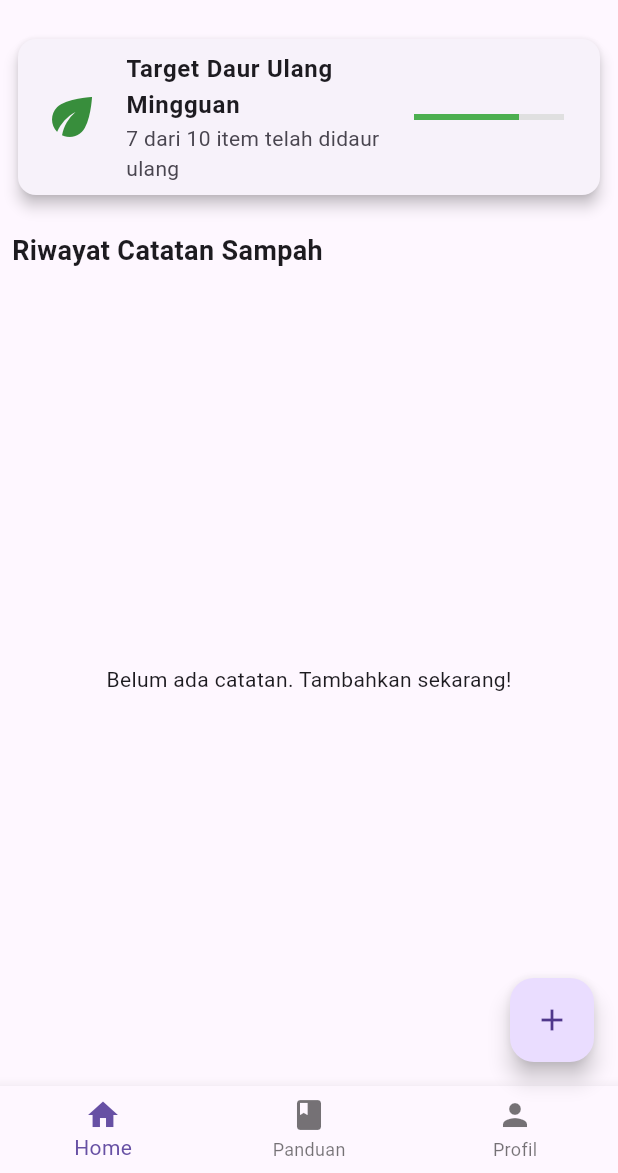
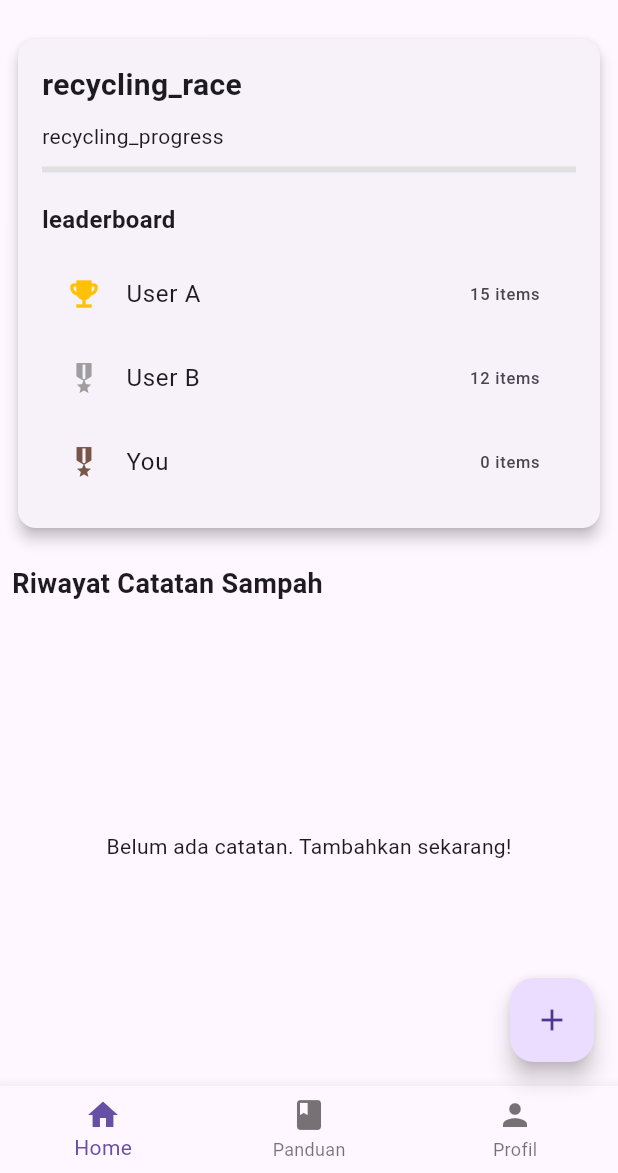
Before and after one commit to JoshvinSu/231110317_JoshvinSu_Remedial-Semester, a Flutter app: the screen it shows after launch, on a phone screen of 412 x 824 dp, the part 63-1236 px from its top. Run offline on Flutter 3.47's test engine with Material 3 defaults, Android fonts, the phone set to English and light mode, and no system bars; our stand-ins replace get, image_picker.

Commit message:
menambahkan fitur leaderboard di halaman home

```diff
--- a/ecosort/lib/screens/home_screen.dart
+++ b/ecosort/lib/screens/home_screen.dart
@@ -4,6 +4,7 @@ import 'package:ecosort/screens/guide_screen.dart';
 import 'package:ecosort/screens/profile_screen.dart';
 import 'package:flutter/material.dart';
 import 'package:get/get.dart';
+import 'package:get/get_core/src/get_main.dart';
 import 'package:intl/intl.dart';
 import '../controllers/waste_controller.dart';
 import 'add_entry_screen.dart';
@@ -33,24 +34,79 @@ class HomeScreen extends StatelessWidget {
         child: Column(
           crossAxisAlignment: CrossAxisAlignment.start,
           children: [
+            // Gamification Section... (kode sebelumnya tidak diubah)
             Card(
               elevation: 4,
-              child: ListTile(
-                leading: Icon(Icons.eco, color: Colors.green[700], size: 40),
-                title: Text(
-                  'weekly_target'.tr,
-                  style: const TextStyle(fontWeight: FontWeight.bold),
+              child: Padding(
+                padding: const EdgeInsets.all(16.0),
+                child: Column(
+                  crossAxisAlignment: CrossAxisAlignment.start,
+                  children: [
+                    Text(
+                      'recycling_race'.tr,
+                      style: const TextStyle(
+                        fontSize: 20,
+                        fontWeight: FontWeight.bold,
                       ),
-                subtitle: Text('items_recycled'.trParams({'count': '7'})),
-                trailing: SizedBox(
-                  width: 100,
-                  child: LinearProgressIndicator(
-                    value: 0.7,
+                    ),
+                    const SizedBox(height: 10),
+                    Obx(
+                      () => Text(
+                        'recycling_progress'.trParams({
+                          'count': wasteController.wasteEntries.length
+                              .toString(),
+                        }),
+                      ),
+                    ),
+                    const SizedBox(height: 10),
+                    Obx(
+                      () => LinearProgressIndicator(
+                        value: wasteController.wasteEntries.length / 10,
                         backgroundColor: Colors.grey[300],
                         valueColor: const AlwaysStoppedAnimation<Color>(
                           Colors.green,
                         ),
                       ),
+                    ),
+                    const SizedBox(height: 20),
+                    Text(
+                      'leaderboard'.tr,
+                      style: const TextStyle(
+                        fontSize: 16,
+                        fontWeight: FontWeight.bold,
+                      ),
+                    ),
+                    const SizedBox(height: 10),
+                    // Dummy Leaderboard
+                    ListTile(
+                      leading: const Icon(
+                        Icons.emoji_events,
+                        color: Colors.amber,
+                      ),
+                      title: const Text('User A'),
+                      trailing: Text('15 ${'items'.tr}'),
+                    ),
+                    ListTile(
+                      leading: const Icon(
+                        Icons.military_tech,
+                        color: Colors.grey,
+                      ),
+                      title: const Text('User B'),
+                      trailing: Text('12 ${'items'.tr}'),
+                    ),
+                    ListTile(
+                      leading: const Icon(
+                        Icons.military_tech,
+                        color: Colors.brown,
+                      ),
+                      title: const Text('You'),
+                      trailing: Obx(
+                        () => Text(
+                          '${wasteController.wasteEntries.length} ${'items'.tr}',
+                        ),
+                      ),
+                    ),
+                  ],
                 ),
               ),
             ),
@@ -63,15 +119,56 @@ class HomeScreen extends StatelessWidget {
             Expanded(
               child: Obx(() {
                 if (wasteController.wasteEntries.isEmpty) {
-                  return Center(
-                    child: Text('no_entries'.tr),
-                  );
+                  return Center(child: Text('no_entries'.tr));
                 }
                 return ListView.builder(
                   itemCount: wasteController.wasteEntries.length,
                   itemBuilder: (context, index) {
                     final entry = wasteController.wasteEntries[index];
-                    return Card(
+
+                    // --- PASTIKAN KODE DI BAWAH INI SUDAH BENAR ---
+                    return Dismissible(
+                      key: Key(entry.id), // Kunci unik untuk setiap item
+                      direction: DismissDirection.endToStart, // Arah geser
+                      onDismissed: (direction) {
+                        final deletedEntry = entry;
+                        final entryIndex = index;
+
+                        wasteController.deleteEntry(deletedEntry.id);
+
+                        Get.snackbar(
+                          'Catatan Dihapus',
+                          'Riwayat "${deletedEntry.description}" telah dihapus.',
+                          snackPosition: SnackPosition.BOTTOM,
+                          mainButton: TextButton(
+                            child: const Text(
+                              'URUNGKAN',
+                              style: TextStyle(
+                                color: Colors.white,
+                                fontWeight: FontWeight.bold,
+                              ),
+                            ),
+                            onPressed: () {
+                              wasteController.insertEntry(
+                                entryIndex,
+                                deletedEntry,
+                              );
+                              if (Get.isSnackbarOpen) {
+                                Get.back();
+                              }
+                            },
+                          ),
+                          duration: const Duration(seconds: 4),
+                        );
+                      },
+                      background: Container(
+                        color: Colors.red,
+                        alignment: Alignment.centerRight,
+                        padding: const EdgeInsets.only(right: 20.0),
+                        child: const Icon(Icons.delete, color: Colors.white),
+                      ),
+                      child: Card(
+                        // Card yang sebelumnya ada, sekarang di dalam 'child'
                         margin: const EdgeInsets.symmetric(vertical: 5),
                         child: ListTile(
                           leading: const Icon(Icons.recycling),
@@ -79,6 +176,7 @@ class HomeScreen extends StatelessWidget {
                           subtitle: Text(entry.description),
                           trailing: Text(
                             DateFormat('dd MMM yyyy').format(entry.date),
+                          ),
                         ),
                       ),
                     );
@@ -89,6 +187,7 @@ class HomeScreen extends StatelessWidget {
           ],
         ),
       ),
+      // FloatingActionButton dan BottomNavigationBar tidak diubah...
       floatingActionButton: FloatingActionButton(
         tooltip: 'Tambah Catatan Baru',
         onPressed: () {
@@ -98,9 +197,18 @@ class HomeScreen extends StatelessWidget {
       ),
       bottomNavigationBar: BottomNavigationBar(
         items: [
-          BottomNavigationBarItem(icon: const Icon(Icons.home), label: 'home'.tr),
-          BottomNavigationBarItem(icon: const Icon(Icons.book), label: 'guide'.tr),
-          BottomNavigationBarItem(icon: const Icon(Icons.person), label: 'profile'.tr),
+          BottomNavigationBarItem(
+            icon: const Icon(Icons.home),
+            label: 'home'.tr,
+          ),
+          BottomNavigationBarItem(
+            icon: const Icon(Icons.book),
+            label: 'guide'.tr,
+          ),
+          BottomNavigationBarItem(
+            icon: const Icon(Icons.person),
+            label: 'profile'.tr,
+          ),
         ],
         currentIndex: 0,
         onTap: (index) {
```
Also changed, not shown: ecosort/lib/controllers/waste_controller.dart (+9 -3 lines), ecosort/lib/screens/profile_screen.dart (+7 -3 lines). Lines whose indentation alone changed are shown as unchanged.
